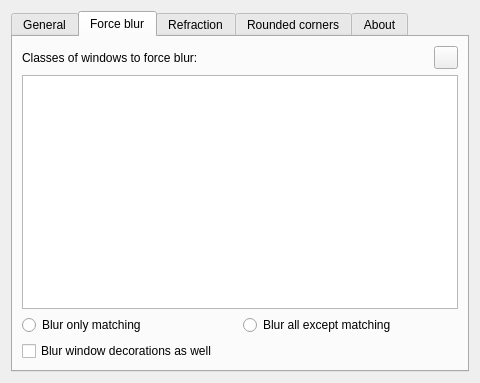
The window that src/kcm/blur_config.ui (4v3ngR/kwin-effects-glass) describes before a commit, drawn with Qt 5.
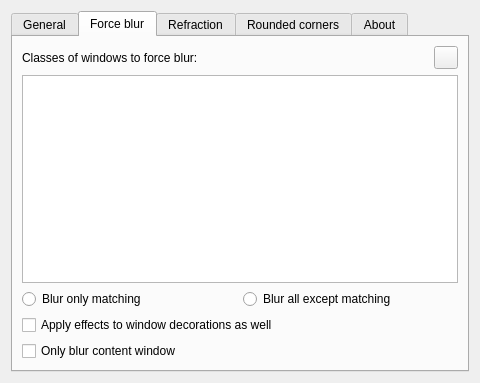
The same window after the commit. The open tabs and pages were chosen to show the change. Custom widgets are drawn as their Qt base class.

Commit message: add option to apply blur to contents only

The edit to the form file:
```diff
--- a/src/kcm/blur_config.ui
+++ b/src/kcm/blur_config.ui
@@ -440,7 +440,14 @@
        <item>
         <widget class="QCheckBox" name="kcfg_BlurDecorations">
          <property name="text">
-          <string>Blur window decorations as well</string>
+          <string>Apply effects to window decorations as well</string>
+         </property>
+        </widget>
+       </item>
+       <item>
+        <widget class="QCheckBox" name="kcfg_OnlyBlurContentWindow">
+         <property name="text">
+          <string>Only blur content window</string>
          </property>
         </widget>
        </item>
```
The commit also changes 7 other files.
